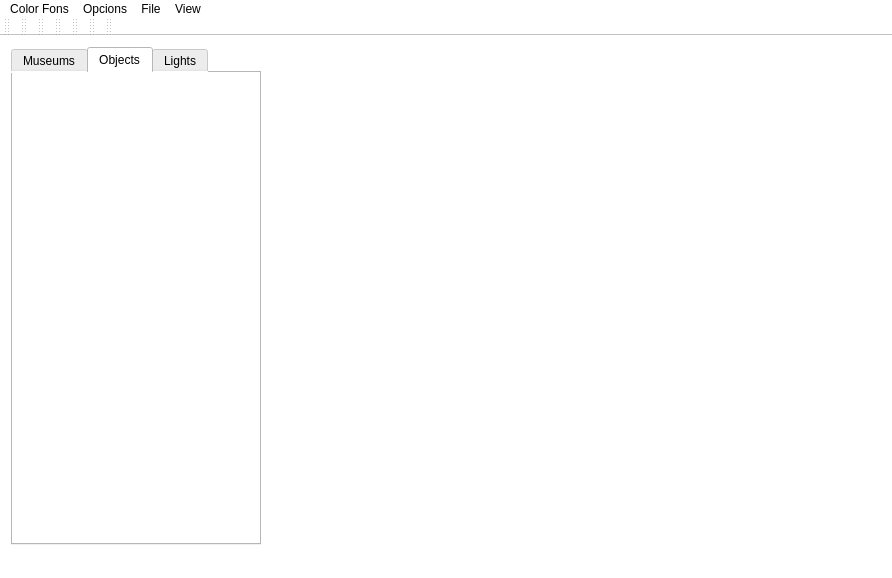
ertgumil/museum, file uigc2.ui: the form before one commit.
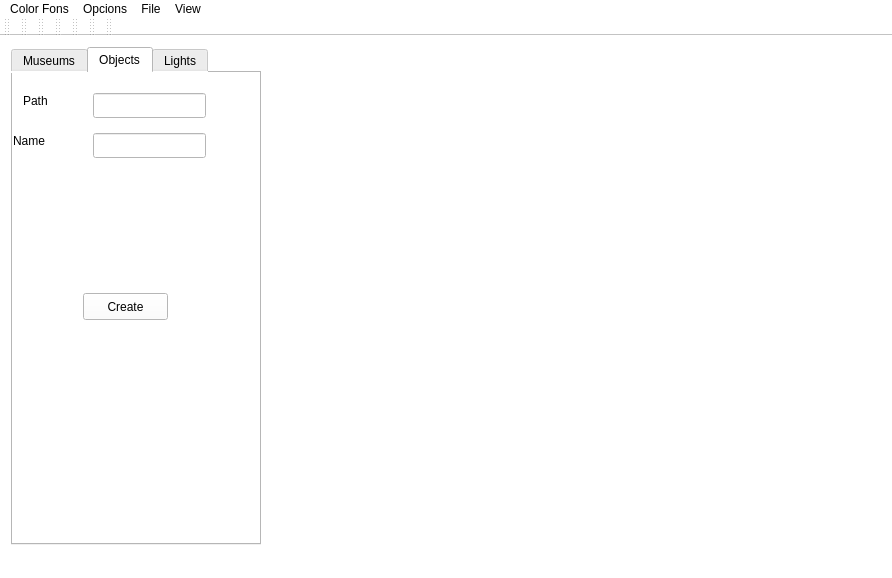
The form after the commit. The open tabs and pages were chosen to show the change. Custom widgets are drawn as their Qt base class.

```diff
--- a/uigc2.ui
+++ b/uigc2.ui
@@ -65,6 +65,65 @@
          <attribute name="title">
           <string>Objects</string>
          </attribute>
+         <widget class="QLineEdit" name="pathEdit">
+          <property name="geometry">
+           <rect>
+            <x>80</x>
+            <y>20</y>
+            <width>113</width>
+            <height>25</height>
+           </rect>
+          </property>
+         </widget>
+         <widget class="QPushButton" name="createNewObjectButton">
+          <property name="geometry">
+           <rect>
+            <x>70</x>
+            <y>220</y>
+            <width>85</width>
+            <height>27</height>
+           </rect>
+          </property>
+          <property name="text">
+           <string>Create</string>
+          </property>
+         </widget>
+         <widget class="QLabel" name="pathLabel">
+          <property name="geometry">
+           <rect>
+            <x>10</x>
+            <y>20</y>
+            <width>58</width>
+            <height>15</height>
+           </rect>
+          </property>
+          <property name="text">
+           <string>Path</string>
+          </property>
+         </widget>
+         <widget class="QLineEdit" name="nameEdit">
+          <property name="geometry">
+           <rect>
+            <x>80</x>
+            <y>60</y>
+            <width>113</width>
+            <height>25</height>
+           </rect>
+          </property>
+         </widget>
+         <widget class="QLabel" name="nameLabel">
+          <property name="geometry">
+           <rect>
+            <x>0</x>
+            <y>60</y>
+            <width>58</width>
+            <height>15</height>
+           </rect>
+          </property>
+          <property name="text">
+           <string>Name</string>
+          </property>
+         </widget>
         </widget>
         <widget class="QWidget" name="tab">
          <attribute name="title">
```
Left out of the diff: 4 changed lines with no effect on the pictures.
